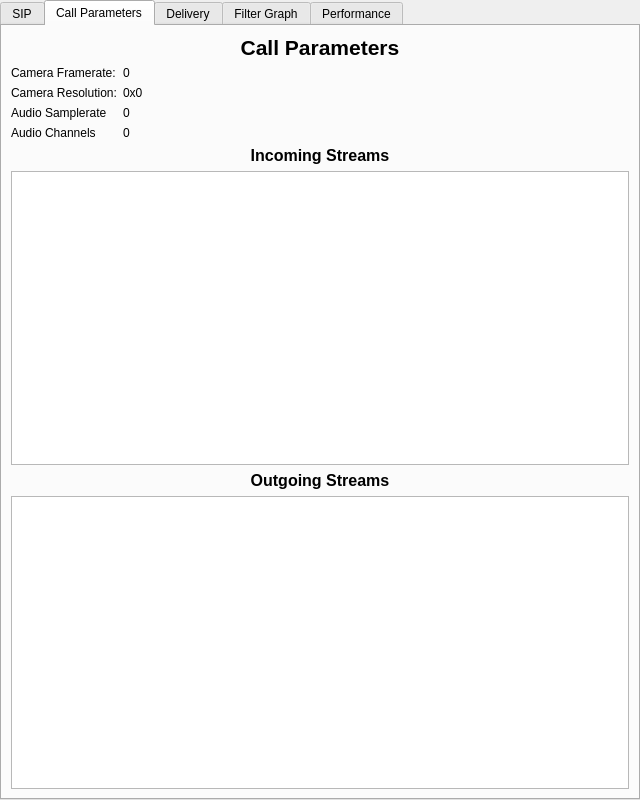
This is ui/statisticswindow.ui in ultravideo/uvgComm as Qt 5 draws it before an edit. The edited form follows.
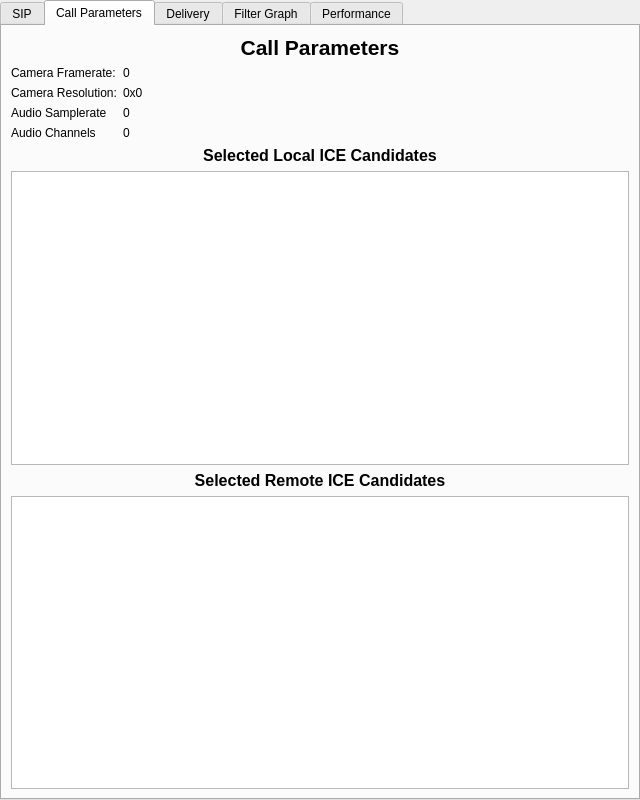
This is the edited form. The open tabs and pages were chosen to show the change. Custom widgets are drawn as their Qt base class.

Commit message:
feature(Statistics): Add selected ICE candidates to stats
Now user can see which candidates were selected for media. Mostly there to help
debug ICE issues faster.

Diff of the .ui file:
```diff
--- a/ui/statisticswindow.ui
+++ b/ui/statisticswindow.ui
@@ -176,7 +176,7 @@
           </font>
          </property>
          <property name="text">
-          <string>Outgoing Streams</string>
+          <string>Selected Remote ICE Candidates</string>
          </property>
          <property name="alignment">
           <set>Qt::AlignCenter</set>
@@ -242,7 +242,7 @@
           </font>
          </property>
          <property name="text">
-          <string>Incoming Streams</string>
+          <string>Selected Local ICE Candidates</string>
          </property>
          <property name="alignment">
           <set>Qt::AlignCenter</set>
```
The commit also changes 6 other files.
